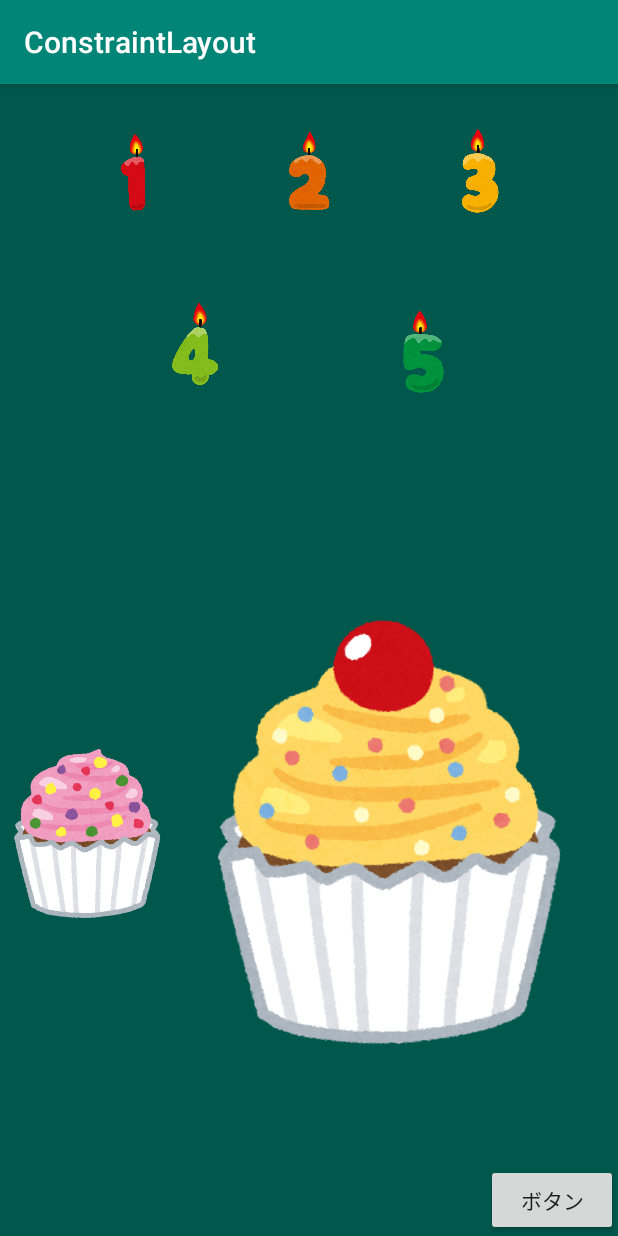
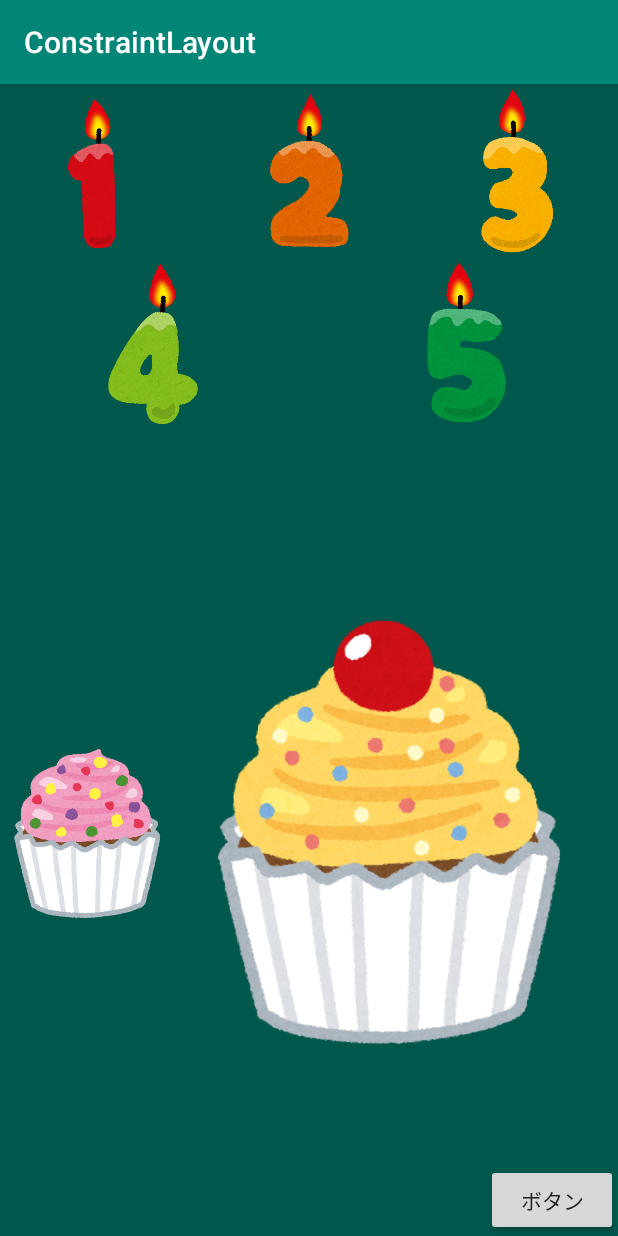
Before and after one commit to pii-programmer/trainningConstraintLayout, an Android app: the MainActivity screen opened directly, with no data from a screen before it, on a phone screen of 412 x 824 dp. Run offline under Robolectric (Android 15) with nearby library versions, the phone set to English and light mode, and no system bars.

Commit message:
[サイズ指定を最小にするレイアウト] 親コンテンツを決めて、親を基準に他のコンテンツのサイズも変わる

```diff
--- a/app/src/main/res/layout/activity_main.xml
+++ b/app/src/main/res/layout/activity_main.xml
@@ -9,7 +9,7 @@
 
 
     <androidx.constraintlayout.widget.Guideline
-        android:id="@+id/guideline03"
+        android:id="@+id/guideline1"
         android:layout_width="wrap_content"
         android:layout_height="wrap_content"
         android:orientation="horizontal"
@@ -17,16 +17,15 @@
         app:layout_constraintGuide_percent="0.3" />
 
     <androidx.constraintlayout.widget.Guideline
-        android:id="@+id/guideline015"
+        android:id="@+id/guideline2"
         android:layout_width="wrap_content"
         android:layout_height="wrap_content"
         android:orientation="horizontal"
         android:visibility="invisible"
-        app:layout_constraintGuide_percent="0.15"
-        />
+        app:layout_constraintGuide_percent="0.15" />
 
     <androidx.constraintlayout.widget.Guideline
-        android:id="@+id/guideline37"
+        android:id="@+id/guideline3"
         android:layout_width="wrap_content"
         android:layout_height="wrap_content"
         android:orientation="vertical"
@@ -38,11 +37,9 @@
         android:layout_width="0dp"
         android:layout_height="0dp"
         android:src="@drawable/number1"
-        app:layout_constraintWidth_percent="0.1"
-        app:layout_constraintHeight_percent="0.12"
         app:layout_constraintHorizontal_chainStyle="spread"
         app:layout_constraintTop_toTopOf="parent"
-        app:layout_constraintBottom_toBottomOf="@id/guideline015"
+        app:layout_constraintBottom_toBottomOf="@id/guideline2"
         app:layout_constraintStart_toStartOf="parent"
         app:layout_constraintEnd_toStartOf="@+id/number2" />
 
@@ -51,8 +48,6 @@
         android:layout_width="0dp"
         android:layout_height="0dp"
         android:src="@drawable/number2"
-        app:layout_constraintWidth_percent="0.1"
-        app:layout_constraintHeight_percent="0.12"
         app:layout_constraintHorizontal_chainStyle="spread"
         app:layout_constraintTop_toTopOf="@id/number1"
         app:layout_constraintBottom_toBottomOf="@id/number1"
@@ -64,8 +59,6 @@
         android:layout_width="0dp"
         android:layout_height="0dp"
         android:src="@drawable/number3"
-        app:layout_constraintWidth_percent="0.1"
-        app:layout_constraintHeight_percent="0.12"
         app:layout_constraintHorizontal_chainStyle="spread"
         app:layout_constraintTop_toTopOf="@id/number1"
         app:layout_constraintBottom_toBottomOf="@id/number1"
@@ -77,11 +70,9 @@
         android:layout_width="0dp"
         android:layout_height="0dp"
         android:src="@drawable/number4"
-        app:layout_constraintWidth_percent="0.1"
-        app:layout_constraintHeight_percent="0.12"
         app:layout_constraintHorizontal_chainStyle="spread"
-        app:layout_constraintBottom_toBottomOf="@id/guideline03"
-        app:layout_constraintTop_toTopOf="@+id/guideline015"
+        app:layout_constraintBottom_toBottomOf="@id/guideline1"
+        app:layout_constraintTop_toTopOf="@+id/guideline2"
         app:layout_constraintEnd_toStartOf="@+id/number5"
         app:layout_constraintStart_toStartOf="parent" />
 
@@ -90,36 +81,30 @@
         android:layout_width="0dp"
         android:layout_height="0dp"
         android:src="@drawable/number5"
-        app:layout_constraintWidth_percent="0.1"
-        app:layout_constraintHeight_percent="0.12"
         app:layout_constraintHorizontal_chainStyle="spread"
-        app:layout_constraintBottom_toBottomOf="@id/guideline03"
+        app:layout_constraintBottom_toBottomOf="@id/number4"
         app:layout_constraintTop_toTopOf="@+id/number4"
-        app:layout_constraintEnd_toEndOf="parent"
-        app:layout_constraintStart_toEndOf="@+id/number4" />
+        app:layout_constraintStart_toEndOf="@+id/number4"
+        app:layout_constraintEnd_toEndOf="parent"/>
 
     <ImageView
         android:id="@+id/cake30"
         android:layout_width="0dp"
         android:layout_height="0dp"
         android:src="@drawable/cake30"
-        app:layout_constraintWidth_percent="0.3"
-        app:layout_constraintHeight_percent="0.3"
-        app:layout_constraintEnd_toEndOf="@+id/guideline37"
+        app:layout_constraintEnd_toEndOf="@+id/guideline3"
         app:layout_constraintStart_toStartOf="parent"
         app:layout_constraintBottom_toBottomOf="parent"
-        app:layout_constraintTop_toTopOf="@id/guideline03" />
+        app:layout_constraintTop_toTopOf="@id/guideline1" />
 
     <ImageView
         android:id="@+id/cake70"
         android:layout_width="0dp"
         android:layout_height="0dp"
         android:src="@drawable/cake70"
-        app:layout_constraintWidth_percent="0.7"
-        app:layout_constraintHeight_percent="0.7"
-        app:layout_constraintStart_toStartOf="@+id/guideline37"
+        app:layout_constraintStart_toStartOf="@+id/guideline3"
         app:layout_constraintEnd_toEndOf="parent"
-        app:layout_constraintTop_toTopOf="@id/guideline03"
+        app:layout_constraintTop_toTopOf="@id/guideline1"
         app:layout_constraintBottom_toBottomOf="parent" />
 
     <Button
```
